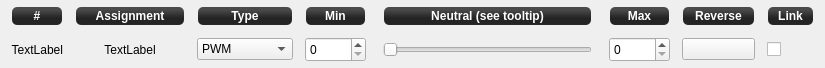
This is ground/gcs/src/plugins/config/outputchannelform.ui in TauLabs/TauLabs as Qt 5 draws it before an edit. The edited form follows.
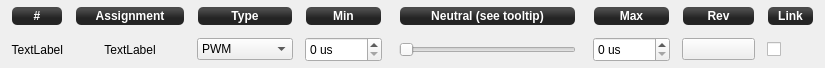
This is the edited form. Icons and pictures are not drawn. Custom widgets are drawn as their Qt base class.

Commit message: git: hack: improve look of output channel form

```diff
--- a/ground/gcs/src/plugins/config/outputchannelform.ui
+++ b/ground/gcs/src/plugins/config/outputchannelform.ui
@@ -115,6 +115,9 @@
      <property name="toolTip">
       <string>Maximum PWM value in microseconds, beware of not overdriving your servo.</string>
      </property>
+     <property name="suffix">
+      <string> us</string>
+     </property>
      <property name="maximum">
       <number>65535</number>
      </property>
@@ -323,6 +326,9 @@
      <property name="toolTip">
       <string>Minimum PWM value in microseconds, beware of not overdriving your servo.</string>
      </property>
+     <property name="suffix">
+      <string> us</string>
+     </property>
      <property name="maximum">
       <number>65535</number>
      </property>
@@ -473,7 +479,7 @@
 margin:1px;</string>
      </property>
      <property name="text">
-      <string>Reverse</string>
+      <string>Rev</string>
      </property>
      <property name="alignment">
       <set>Qt::AlignCenter</set>
```
The commit also changes 4 other files.
